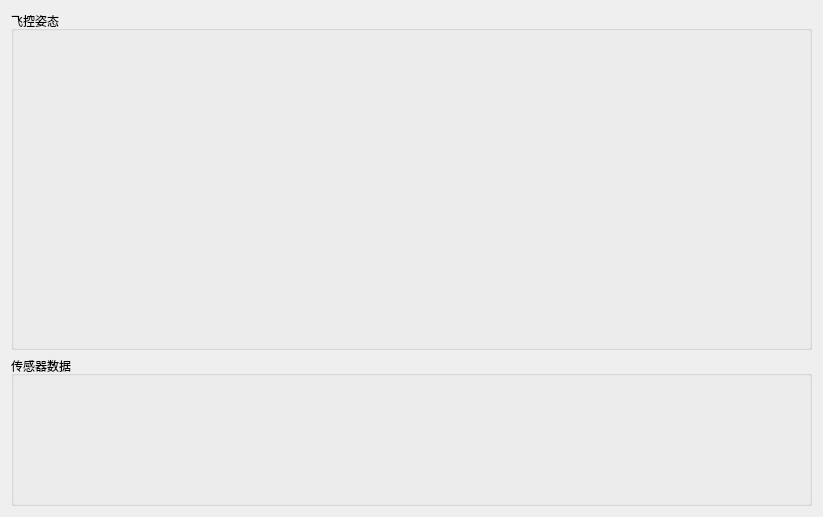
First picture: the form in software/ground/groundstation/statuspage.ui, repository nongxiaoming/WIFI_Copter, before the edit.
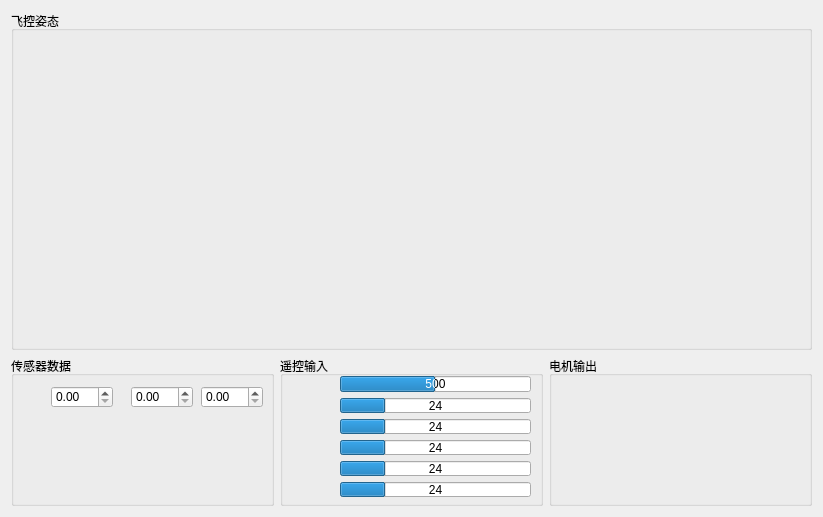
Second picture: the form after the edit. Custom widgets are drawn as their Qt base class.

Commit message: 更新界面布局.

The edit to the form file:
```diff
--- a/software/ground/groundstation/statuspage.ui
+++ b/software/ground/groundstation/statuspage.ui
@@ -36,7 +36,7 @@
     </widget>
    </item>
    <item>
-    <widget class="QGroupBox" name="groupBox_2">
+    <widget class="QWidget" name="widget_2" native="true">
      <property name="sizePolicy">
       <sizepolicy hsizetype="Expanding" vsizetype="Minimum">
        <horstretch>0</horstretch>
@@ -49,9 +49,149 @@
        <height>150</height>
       </size>
      </property>
-     <property name="title">
-      <string>传感器数据</string>
-     </property>
+     <layout class="QHBoxLayout" name="horizontalLayout">
+      <property name="leftMargin">
+       <number>0</number>
+      </property>
+      <property name="topMargin">
+       <number>0</number>
+      </property>
+      <property name="rightMargin">
+       <number>0</number>
+      </property>
+      <property name="bottomMargin">
+       <number>0</number>
+      </property>
+      <item>
+       <widget class="QGroupBox" name="groupBox_2">
+        <property name="title">
+         <string>传感器数据</string>
+        </property>
+        <widget class="QDoubleSpinBox" name="doubleSpinBox">
+         <property name="geometry">
+          <rect>
+           <x>40</x>
+           <y>30</y>
+           <width>62</width>
+           <height>22</height>
+          </rect>
+         </property>
+        </widget>
+        <widget class="QDoubleSpinBox" name="doubleSpinBox_2">
+         <property name="geometry">
+          <rect>
+           <x>120</x>
+           <y>30</y>
+           <width>62</width>
+           <height>22</height>
+          </rect>
+         </property>
+        </widget>
+        <widget class="QDoubleSpinBox" name="doubleSpinBox_3">
+         <property name="geometry">
+          <rect>
+           <x>190</x>
+           <y>30</y>
+           <width>62</width>
+           <height>22</height>
+          </rect>
+         </property>
+        </widget>
+       </widget>
+      </item>
+      <item>
+       <widget class="QGroupBox" name="groupBox_3">
+        <property name="title">
+         <string>遥控输入</string>
+        </property>
+        <widget class="QWidget" name="">
+         <property name="geometry">
+          <rect>
+           <x>60</x>
+           <y>20</y>
+           <width>191</width>
+           <height>121</height>
+          </rect>
+         </property>
+         <layout class="QVBoxLayout" name="verticalLayout_2">
+          <property name="spacing">
+           <number>6</number>
+          </property>
+          <item>
+           <widget class="QProgressBar" name="progressBar_2">
+            <property name="maximum">
+             <number>1000</number>
+            </property>
+            <property name="value">
+             <number>500</number>
+            </property>
+            <property name="format">
+             <string>%v</string>
+            </property>
+           </widget>
+          </item>
+          <item>
+           <widget class="QProgressBar" name="progressBar">
+            <property name="value">
+             <number>24</number>
+            </property>
+            <property name="format">
+             <string>%p</string>
+            </property>
+           </widget>
+          </item>
+          <item>
+           <widget class="QProgressBar" name="progressBar_7">
+            <property name="value">
+             <number>24</number>
+            </property>
+            <property name="format">
+             <string>%p</string>
+            </property>
+           </widget>
+          </item>
+          <item>
+           <widget class="QProgressBar" name="progressBar_8">
+            <property name="value">
+             <number>24</number>
+            </property>
+            <property name="format">
+             <string>%p</string>
+            </property>
+           </widget>
+          </item>
+          <item>
+           <widget class="QProgressBar" name="progressBar_4">
+            <property name="value">
+             <number>24</number>
+            </property>
+            <property name="format">
+             <string>%p</string>
+            </property>
+           </widget>
+          </item>
+          <item>
+           <widget class="QProgressBar" name="progressBar_5">
+            <property name="value">
+             <number>24</number>
+            </property>
+            <property name="format">
+             <string>%p</string>
+            </property>
+           </widget>
+          </item>
+         </layout>
+        </widget>
+       </widget>
+      </item>
+      <item>
+       <widget class="QGroupBox" name="groupBox_4">
+        <property name="title">
+         <string>电机输出</string>
+        </property>
+       </widget>
+      </item>
+     </layout>
     </widget>
    </item>
   </layout>
```
The commit also changes 2 other files.
